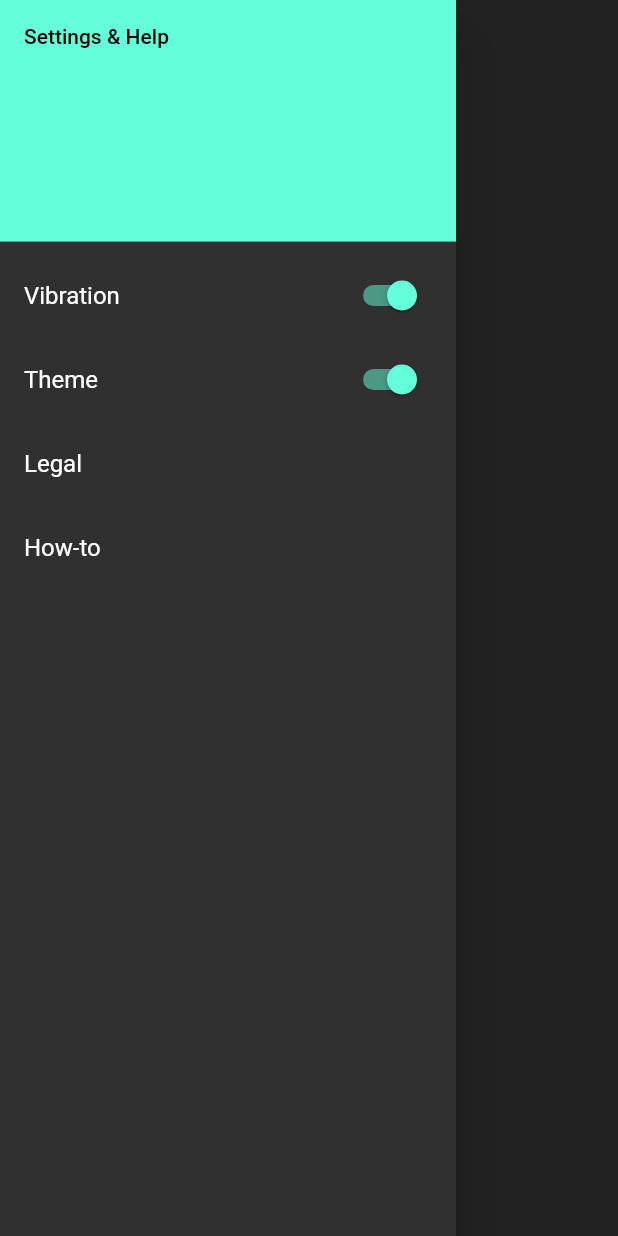
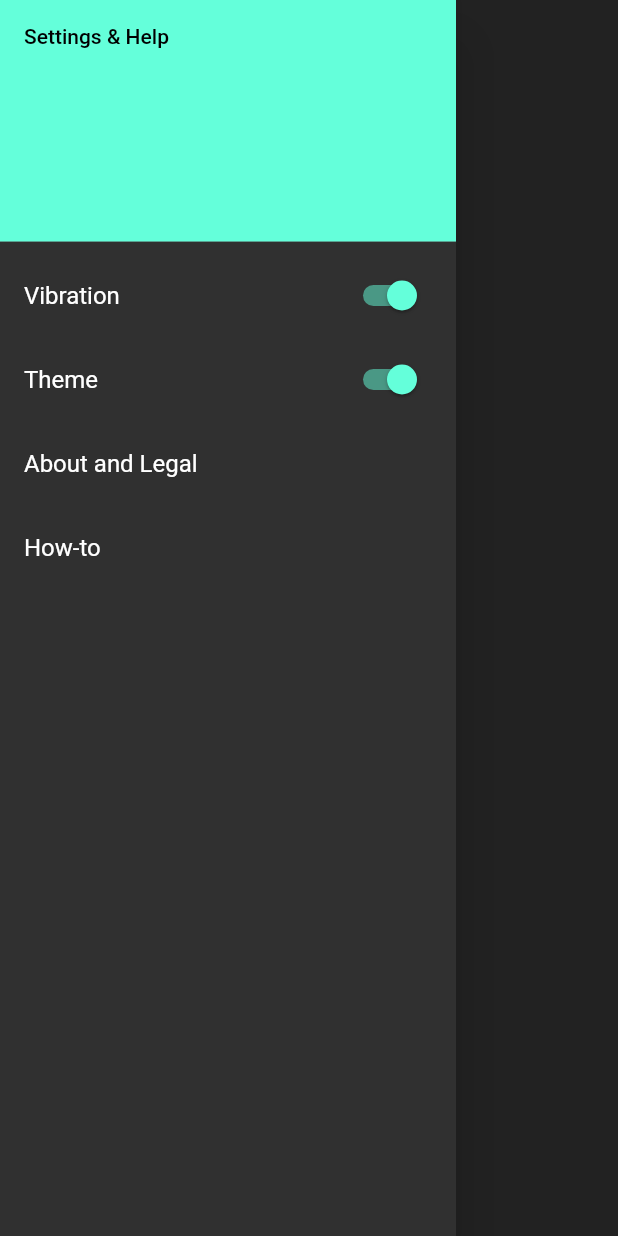
Before and after one commit to New-Note-Action/CRDI-Mobile-App, a Flutter app: the DrawerSection widget shown alone on an empty page, opened directly, on a phone screen of 412 x 824 dp. Run offline on Flutter 3.47's test engine with Material 2 defaults, Android fonts, the phone set to English and light mode, and no system bars; our stand-ins replace dynamic_theme, file_picker, flutter_markdown, flutter_screenutil, package_info, vibration; missing offline and left inert: control_pad, simple_share.

Commit message:
Rename "Legal" entry in app's drawer to "About and Legal"
The LicensePage the AboutClass brings up also includes version and
authorship information. Reflect this in the app's main drawer.

```diff
--- a/lib/drawer.dart
+++ b/lib/drawer.dart
@@ -77,7 +77,7 @@ class _DrawerSectionState extends State<DrawerSection> {
             },
           ),
           ListTile(
-            title: Text('Legal'),
+            title: Text('About and Legal'),
             onTap: () {
               VibrateDevice();
               Navigator.pushNamed(context, Legal);
```
